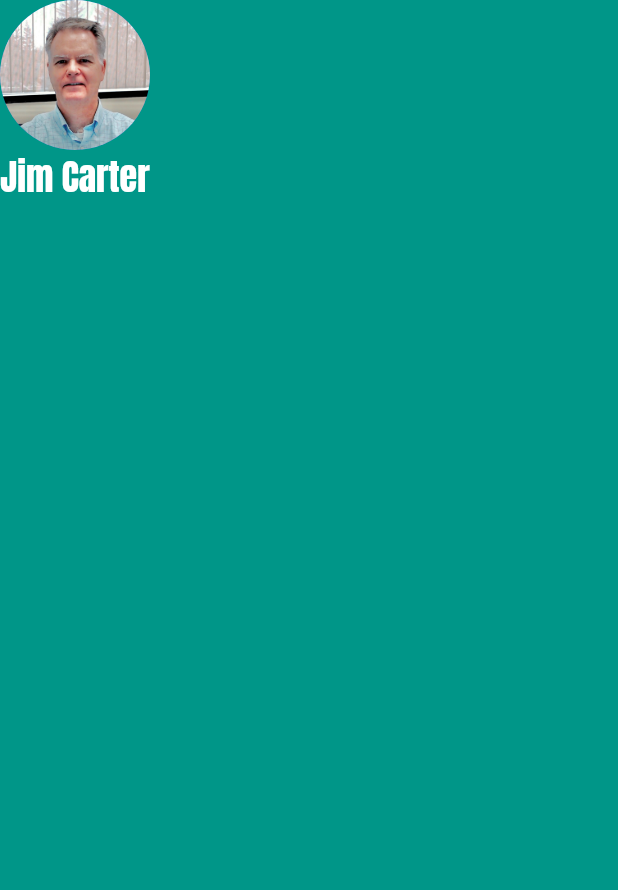
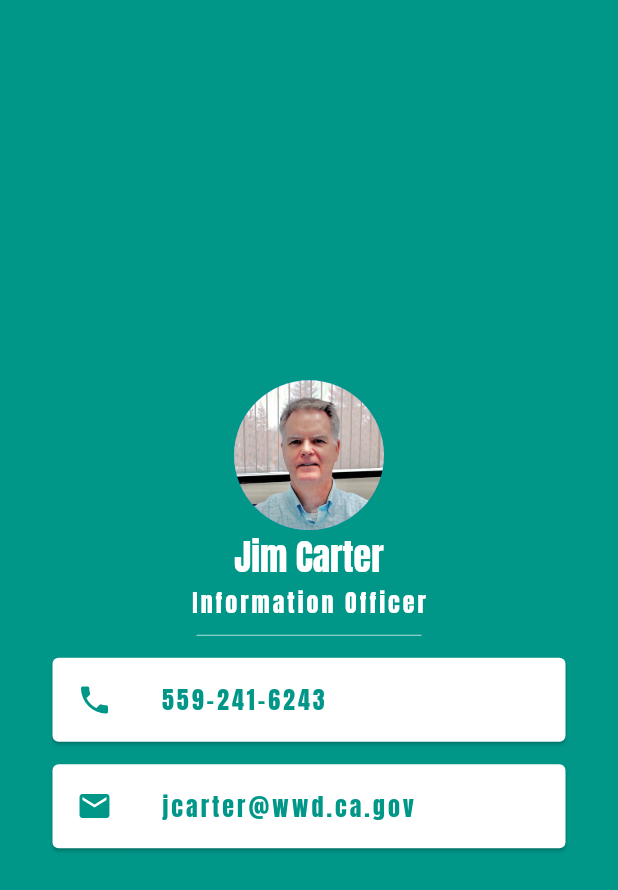
Before and after one commit to jcarter62/mi_card, a Flutter app: the screen it shows after launch, on a phone screen of 412 x 824 dp. Shown: the top 890 px of the screen. Run offline on Flutter 3.47's test engine with Material 2 defaults, Android fonts, the phone set to English and light mode, and no system bars.

Commit message:
finish up

```diff
--- a/lib/main.dart
+++ b/lib/main.dart
@@ -1,6 +1,5 @@
+import 'dart:ui';
 import 'package:flutter/material.dart';
-import 'dart:io';
-//import 'package:image/image.dart';
 
 void main() {
   runApp(MyApp());
@@ -15,7 +14,16 @@ class MyApp extends StatelessWidget {
           backgroundColor: Colors.teal,
           body: SafeArea(
               child: Column(
-            children: [buildCircleAvatar(), buildUserText()],
+                mainAxisAlignment: MainAxisAlignment.center,
+            children: [
+              buildCircleAvatar(),
+              buildUserText(),
+              buildPosition(),
+              buildHLine(),
+              buildPhoneInfo(),
+              buildSpacer(),
+              buildEmail()
+            ],
           ))),
     );
   }
@@ -24,7 +32,23 @@ class MyApp extends StatelessWidget {
     return Text(
       'Jim Carter',
       style: TextStyle(
-          color: Colors.white, fontFamily: 'Anton', fontSize: 24.0),
+          color: Colors.white,
+          fontFamily: 'Anton',
+          fontStyle: FontStyle.normal,
+          fontSize: 24.0),
+    );
+  }
+
+  Text buildPosition() {
+    return Text(
+      'Information Officer',
+      style: TextStyle(
+        color: Colors.white,
+        fontFamily: 'Anton',
+        fontStyle: FontStyle.normal,
+        fontSize: 16,
+        letterSpacing: 2.0,
+      ),
     );
   }
 
@@ -34,89 +58,56 @@ class MyApp extends StatelessWidget {
       backgroundImage: AssetImage('images/headshot.jpg'),
     );
   }
+
+  Card buildPhoneInfo() {
+    return Card(
+        margin: EdgeInsets.symmetric(vertical: 5.0, horizontal: 35.0),
+        child: ListTile(
+            leading: Icon(Icons.phone, color: Colors.teal),
+            title: Text(
+              '559-241-6243',
+              style: TextStyle(
+                  color: Colors.teal,
+                  fontFamily: 'Anton',
+                  fontSize: 16.0,
+                  letterSpacing: 2.0),
+            )));
+  }
+
+  Card buildEmail() {
+    return Card(
+        margin: EdgeInsets.symmetric(vertical: 5.0, horizontal: 35.0),
+        child: ListTile(
+            leading: Icon(Icons.email, color: Colors.teal),
+            title: Text(
+              'jcarter@wwd.ca.gov',
+              style: TextStyle(
+                  color: Colors.teal,
+                  fontFamily: 'Anton',
+                  fontSize: 16.0,
+                  letterSpacing: 2.0),
+            )));
+  }
+
+  Container buildSpacer() {
+    return Container(
+      child: SizedBox(
+        width: 5.0,
+        height: 5.0,
+      ),
+    );
+  }
+
+  Container buildHLine() {
+    return Container(
+      child: SizedBox(
+        height: 20.0,
+          width: 150,
+          child: Divider(
+            color: Colors.teal.shade100,
+          ),
+      )
+    );
+  }
+
 }
-
-// class MyHomePage extends StatefulWidget {
-//   MyHomePage({Key key, this.title}) : super(key: key);
-//
-//   // This widget is the home page of your application. It is stateful, meaning
-//   // that it has a State object (defined below) that contains fields that affect
-//   // how it looks.
-//
-//   // This class is the configuration for the state. It holds the values (in this
-//   // case the title) provided by the parent (in this case the App widget) and
-//   // used by the build method of the State. Fields in a Widget subclass are
-//   // always marked "final".
-//
-//   final String title;
-//
-//   @override
-//   _MyHomePageState createState() => _MyHomePageState();
-// }
-//
-// class _MyHomePageState extends State<MyHomePage> {
-//   int _counter = 0;
-//
-//   void _incrementCounter() {
-//     setState(() {
-//       // This call to setState tells the Flutter framework that something has
-//       // changed in this State, which causes it to rerun the build method below
-//       // so that the display can reflect the updated values. If we changed
-//       // _counter without calling setState(), then the build method would not be
-//       // called again, and so nothing would appear to happen.
-//       _counter++;
-//     });
-//   }
-//
-//   @override
-//   Widget build(BuildContext context) {
-//     // This method is rerun every time setState is called, for instance as done
-//     // by the _incrementCounter method above.
-//     //
-//     // The Flutter framework has been optimized to make rerunning build methods
-//     // fast, so that you can just rebuild anything that needs updating rather
-//     // than having to individually change instances of widgets.
-//     return Scaffold(
-//       appBar: AppBar(
-//         // Here we take the value from the MyHomePage object that was created by
-//         // the App.build method, and use it to set our appbar title.
-//         title: Text(widget.title),
-//       ),
-//       body: Center(
-//         // Center is a layout widget. It takes a single child and positions it
-//         // in the middle of the parent.
-//         child: Column(
-//           // Column is also a layout widget. It takes a list of children and
-//           // arranges them vertically. By default, it sizes itself to fit its
-//           // children horizontally, and tries to be as tall as its parent.
-//           //
-//           // Invoke "debug painting" (press "p" in the console, choose the
-//           // "Toggle Debug Paint" action from the Flutter Inspector in Android
-//           // Studio, or the "Toggle Debug Paint" command in Visual Studio Code)
-//           // to see the wireframe for each widget.
-//           //
-//           // Column has various properties to control how it sizes itself and
-//           // how it positions its children. Here we use mainAxisAlignment to
-//           // center the children vertically; the main axis here is the vertical
-//           // axis because Columns are vertical (the cross axis would be
-//           // horizontal).
-//           mainAxisAlignment: MainAxisAlignment.center,
-//           children: <Widget>[
-//             Text(
-//               'You have pushed the button this many times:',
-//             ),
-//             Text(
-//               '$_counter',
-//               style: Theme.of(context).textTheme.headline4,
-//             ),
-//           ],
-//         ),
-//       ),
-//       floatingActionButton: FloatingActionButton(
-//         onPressed: _incrementCounter,
-//         tooltip: 'Increment',
-//         child: Icon(Icons.add),
-//       ), // This trailing comma makes auto-formatting nicer for build methods.
-//     );
-//   }
-//}
```
Also changed, not shown: pubspec.lock.
